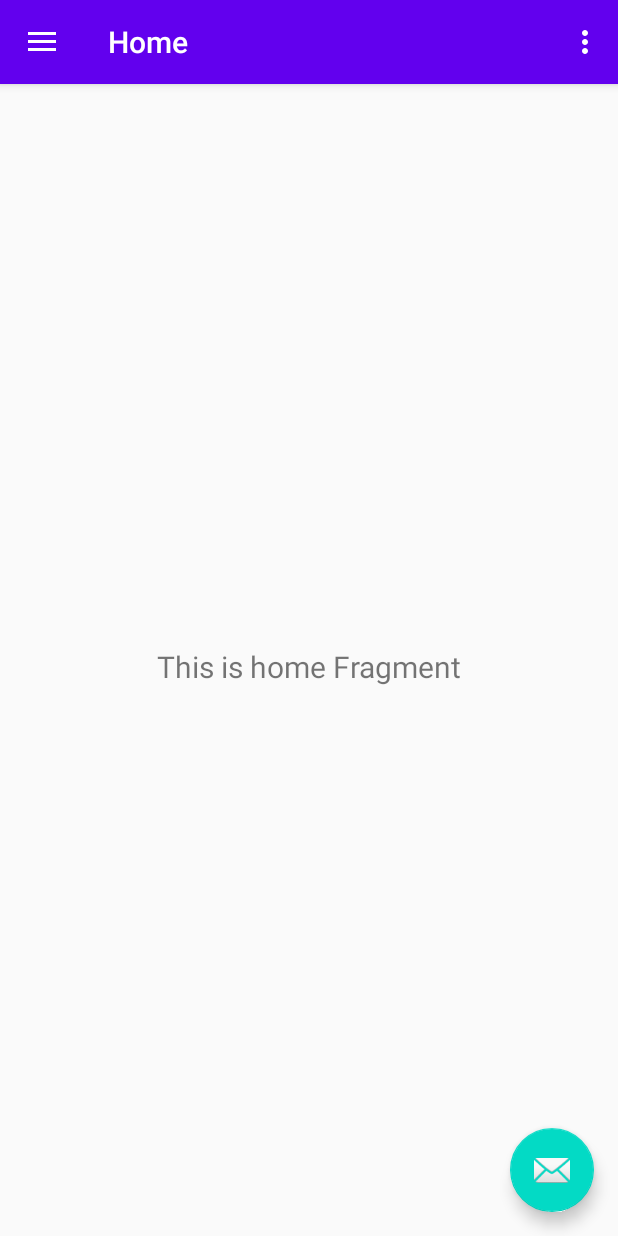
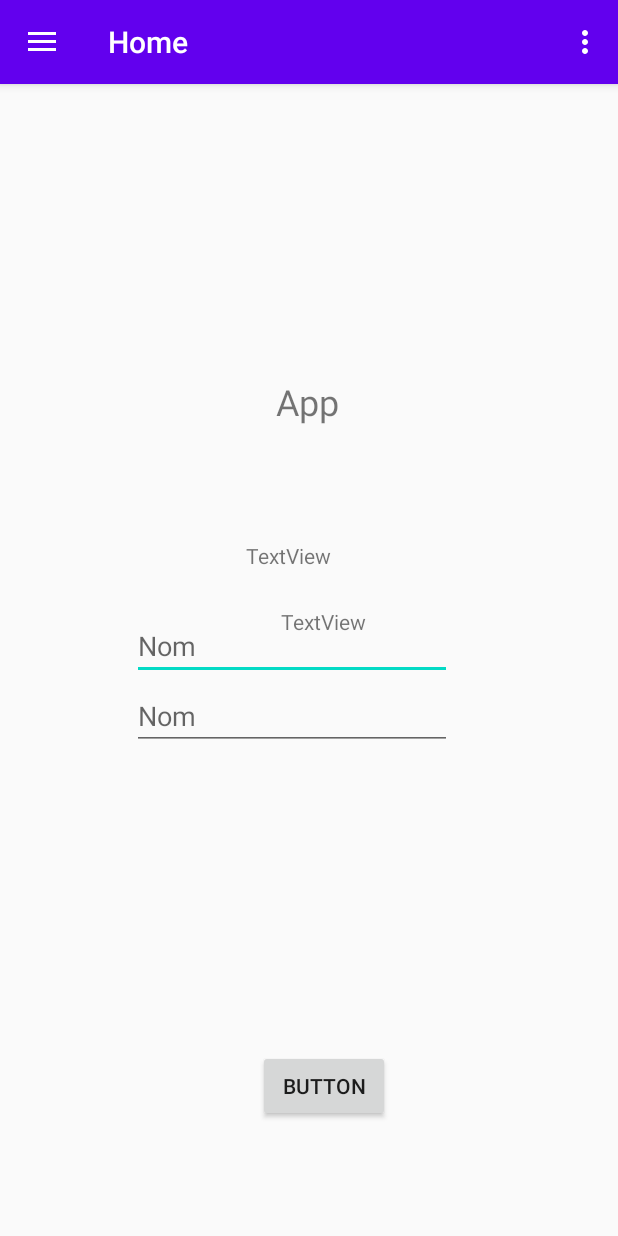
Before and after one commit to Guirdin/DevMobile, an Android app: the screen it shows after launch (MainActivity), on a phone screen of 412 x 824 dp. Run offline under Robolectric (Android 15) with nearby library versions, the phone set to English and light mode, and no system bars; our stand-ins replace navigation-ui.

Commit message:
Réalisation de l'interface d'acceuil (choix des noms). Suppression findView id=fab

```diff
--- a/DevMobile/app/src/main/java/com/muller/devmobile/MainActivity.kt
+++ b/DevMobile/app/src/main/java/com/muller/devmobile/MainActivity.kt
@@ -24,11 +24,7 @@ class MainActivity : AppCompatActivity() {
         val toolbar: Toolbar = findViewById(R.id.toolbar)
         setSupportActionBar(toolbar)
 
-        val fab: FloatingActionButton = findViewById(R.id.fab)
-        fab.setOnClickListener { view ->
-            Snackbar.make(view, "Replace with your own action", Snackbar.LENGTH_LONG)
-                    .setAction("Action", null).show()
-        }
+
         val drawerLayout: DrawerLayout = findViewById(R.id.drawer_layout)
         val navView: NavigationView = findViewById(R.id.nav_view)
         val navController = findNavController(R.id.nav_host_fragment)
--- a/DevMobile/app/src/main/java/com/muller/devmobile/ui/home/HomeViewModel.kt
+++ b/DevMobile/app/src/main/java/com/muller/devmobile/ui/home/HomeViewModel.kt
@@ -7,7 +7,7 @@ import androidx.lifecycle.ViewModel
 class HomeViewModel : ViewModel() {
 
     private val _text = MutableLiveData<String>().apply {
-        value = "This is home Fragment"
+        value = " "
     }
     val text: LiveData<String> = _text
 }
--- a/DevMobile/app/src/main/res/layout/app_bar_main.xml
+++ b/DevMobile/app/src/main/res/layout/app_bar_main.xml
@@ -22,12 +22,4 @@
 
     <include layout="@layout/content_main" />
 
-    <com.google.android.material.floatingactionbutton.FloatingActionButton
-        android:id="@+id/fab"
-        android:layout_width="wrap_content"
-        android:layout_height="wrap_content"
-        android:layout_gravity="bottom|end"
-        android:layout_margin="@dimen/fab_margin"
-        app:srcCompat="@android:drawable/ic_dialog_email" />
-
 </androidx.coordinatorlayout.widget.CoordinatorLayout>
--- a/DevMobile/app/src/main/res/layout/content_main.xml
+++ b/DevMobile/app/src/main/res/layout/content_main.xml
@@ -7,14 +7,87 @@
     app:layout_behavior="@string/appbar_scrolling_view_behavior"
     tools:showIn="@layout/app_bar_main">
 
+    <TextView
+        android:id="@+id/textView3"
+        android:layout_width="wrap_content"
+        android:layout_height="wrap_content"
+        android:layout_marginEnd="168dp"
+        android:layout_marginRight="168dp"
+        android:layout_marginBottom="400dp"
+        android:text="TextView"
+        app:layout_constraintBottom_toBottomOf="parent"
+        app:layout_constraintEnd_toEndOf="parent" />
+
+    <EditText
+        android:id="@+id/editTextTextPersonName3"
+        android:layout_width="wrap_content"
+        android:layout_height="wrap_content"
+        android:layout_marginStart="88dp"
+        android:layout_marginLeft="88dp"
+        android:layout_marginTop="352dp"
+        android:ems="10"
+        android:hint="Nom"
+        android:inputType="textPersonName"
+        app:layout_constraintStart_toStartOf="parent"
+        app:layout_constraintTop_toTopOf="parent" />
+
+    <TextView
+        android:id="@+id/Titre"
+        android:layout_width="wrap_content"
+        android:layout_height="wrap_content"
+        android:layout_marginStart="184dp"
+        android:layout_marginLeft="184dp"
+        android:layout_marginBottom="540dp"
+        android:text="App"
+        android:textSize="24sp"
+        app:layout_constraintBottom_toBottomOf="parent"
+        app:layout_constraintStart_toStartOf="parent" />
+
+    <EditText
+        android:id="@+id/editTextTextPersonName2"
+        android:layout_width="wrap_content"
+        android:layout_height="wrap_content"
+        android:layout_marginStart="88dp"
+        android:layout_marginLeft="88dp"
+        android:layout_marginBottom="324dp"
+        android:ems="10"
+        android:hint="Nom"
+        android:inputType="textPersonName"
+        app:layout_constraintBottom_toBottomOf="parent"
+        app:layout_constraintStart_toStartOf="parent" />
+
+    <TextView
+        android:id="@+id/textView4"
+        android:layout_width="wrap_content"
+        android:layout_height="wrap_content"
+        android:layout_marginStart="164dp"
+        android:layout_marginLeft="164dp"
+        android:layout_marginBottom="28dp"
+        android:text="TextView"
+        app:layout_constraintBottom_toTopOf="@+id/editTextTextPersonName3"
+        app:layout_constraintStart_toStartOf="parent" />
+
+    <Button
+        android:id="@+id/button2"
+        android:layout_width="wrap_content"
+        android:layout_height="wrap_content"
+        android:layout_marginEnd="152dp"
+        android:layout_marginRight="152dp"
+        android:layout_marginBottom="76dp"
+        android:text="Button"
+        app:layout_constraintBottom_toBottomOf="parent"
+        app:layout_constraintEnd_toEndOf="parent" />
+
     <fragment
         android:id="@+id/nav_host_fragment"
         android:name="androidx.navigation.fragment.NavHostFragment"
         android:layout_width="match_parent"
         android:layout_height="match_parent"
         app:defaultNavHost="true"
+        app:layout_constraintHorizontal_bias="1.0"
         app:layout_constraintLeft_toLeftOf="parent"
         app:layout_constraintRight_toRightOf="parent"
         app:layout_constraintTop_toTopOf="parent"
         app:navGraph="@navigation/mobile_navigation" />
+
 </androidx.constraintlayout.widget.ConstraintLayout>
```
